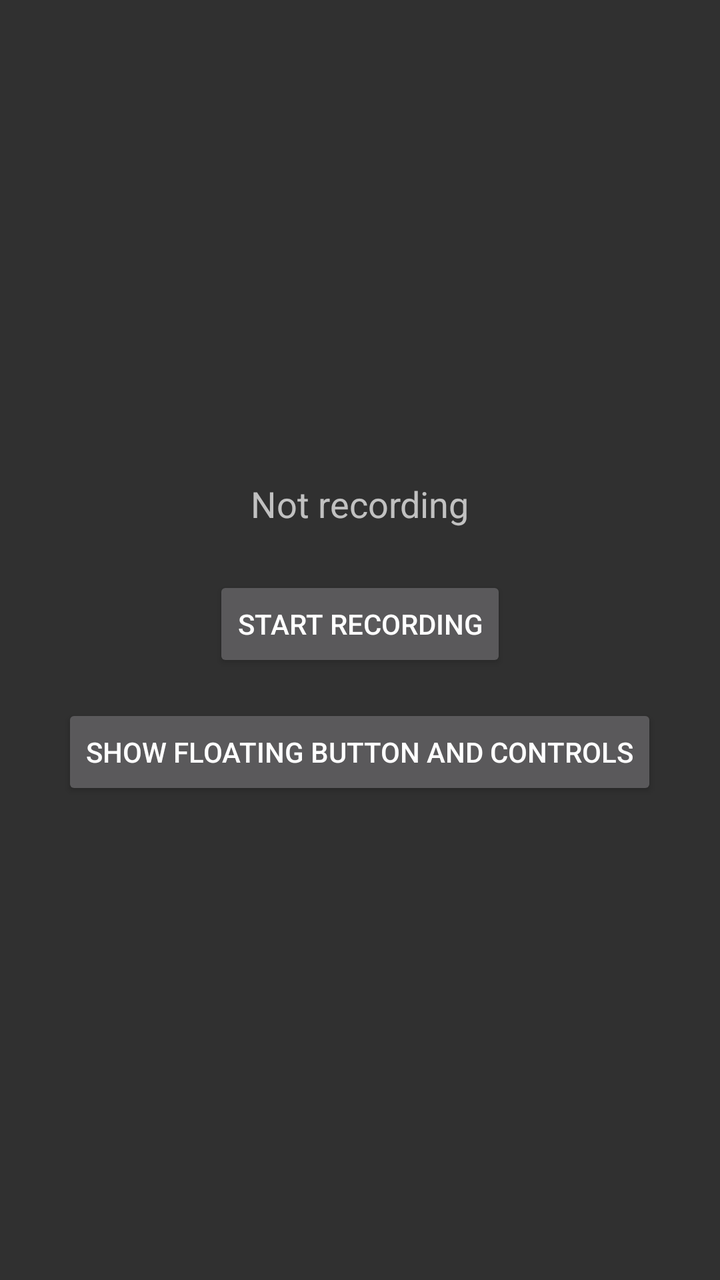
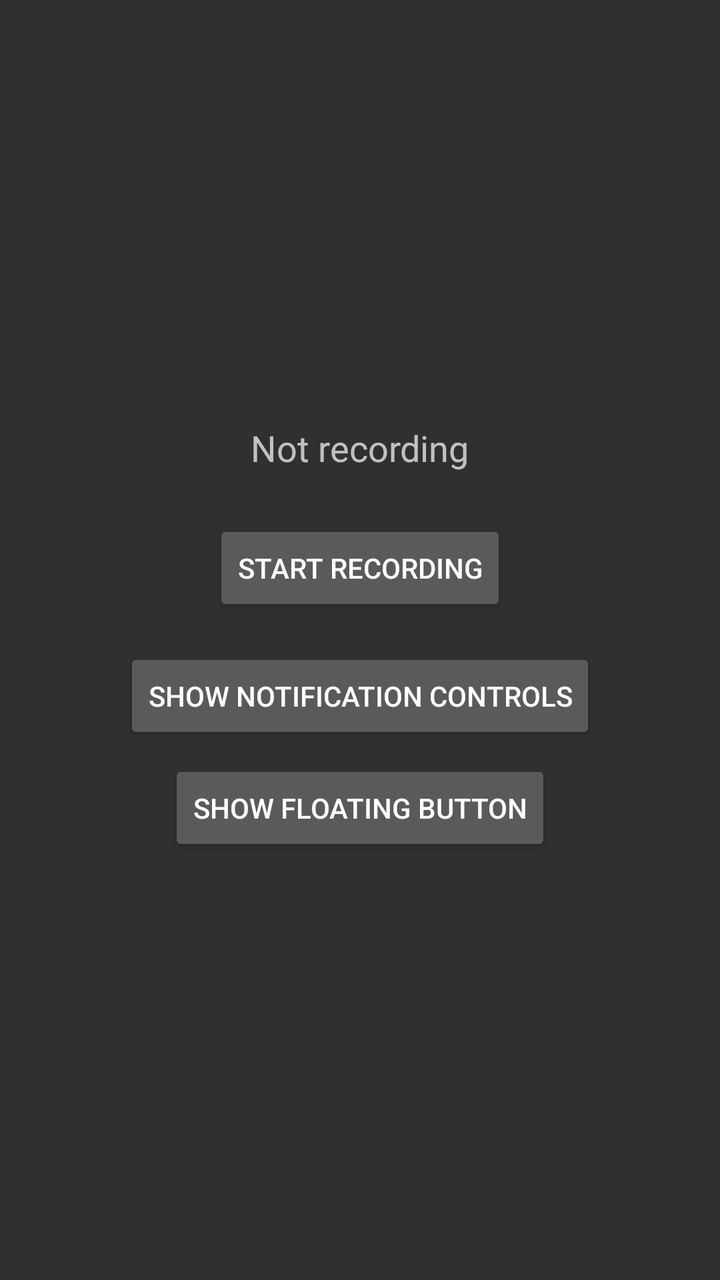

Screens rendered from an Android XML layout before and after an edit, with the pre-edit source and the edit as a unified diff.
<!-- AndroidManifest.xml: application theme Theme.MyApp -->
<!-- res/layout/activity_screen_recorder.xml -->
<?xml version="1.0" encoding="utf-8"?>
<LinearLayout xmlns:android="http://schemas.android.com/apk/res/android"
    android:layout_width="match_parent"
    android:layout_height="match_parent"
    android:gravity="center"
    android:orientation="vertical"
    android:padding="24dp">

    <TextView
        android:id="@+id/status"
        android:layout_width="wrap_content"
        android:layout_height="wrap_content"
        android:layout_marginBottom="24dp"
        android:gravity="center"
        android:textSize="18sp"
        android:text="@string/status_idle" />

    <Button
        android:id="@+id/toggle"
        android:layout_width="wrap_content"
        android:layout_height="wrap_content"
        android:text="@string/start" />

    <Button
        android:id="@+id/floating_toggle"
        android:layout_width="wrap_content"
        android:layout_height="wrap_content"
        android:layout_marginTop="16dp"
        android:text="@string/show_floating" />

</LinearLayout>
<!-- resources referenced by this layout -->
<resources>
  <string name="show_floating">Show floating button and controls</string>
  <string name="start">Start recording</string>
  <string name="status_idle">Not recording</string>
  <style name="Theme.MyApp" parent="android:Theme.Material.NoActionBar" />
</resources>

<!-- the commit's change to res/layout/activity_screen_recorder.xml (unified diff, before → after) -->
@@ -22,10 +22,17 @@
         android:text="@string/start" />
 
     <Button
+        android:id="@+id/controls_toggle"
+        android:layout_width="wrap_content"
+        android:layout_height="wrap_content"
+        android:layout_marginTop="16dp"
+        android:text="@string/show_controls" />
+
+    <Button
         android:id="@+id/floating_toggle"
         android:layout_width="wrap_content"
         android:layout_height="wrap_content"
-        android:layout_marginTop="16dp"
+        android:layout_marginTop="8dp"
         android:text="@string/show_floating" />
 
 </LinearLayout>
<!-- resource entries referenced after the edit -->
@@ -1,6 +1,7 @@
 <!-- resources referenced by this layout -->
 <resources>
-  <string name="show_floating">Show floating button and controls</string>
+  <string name="show_controls">Show notification controls</string>
+  <string name="show_floating">Show floating button</string>
   <string name="start">Start recording</string>
   <string name="status_idle">Not recording</string>
   <style name="Theme.MyApp" parent="android:Theme.Material.NoActionBar" />
